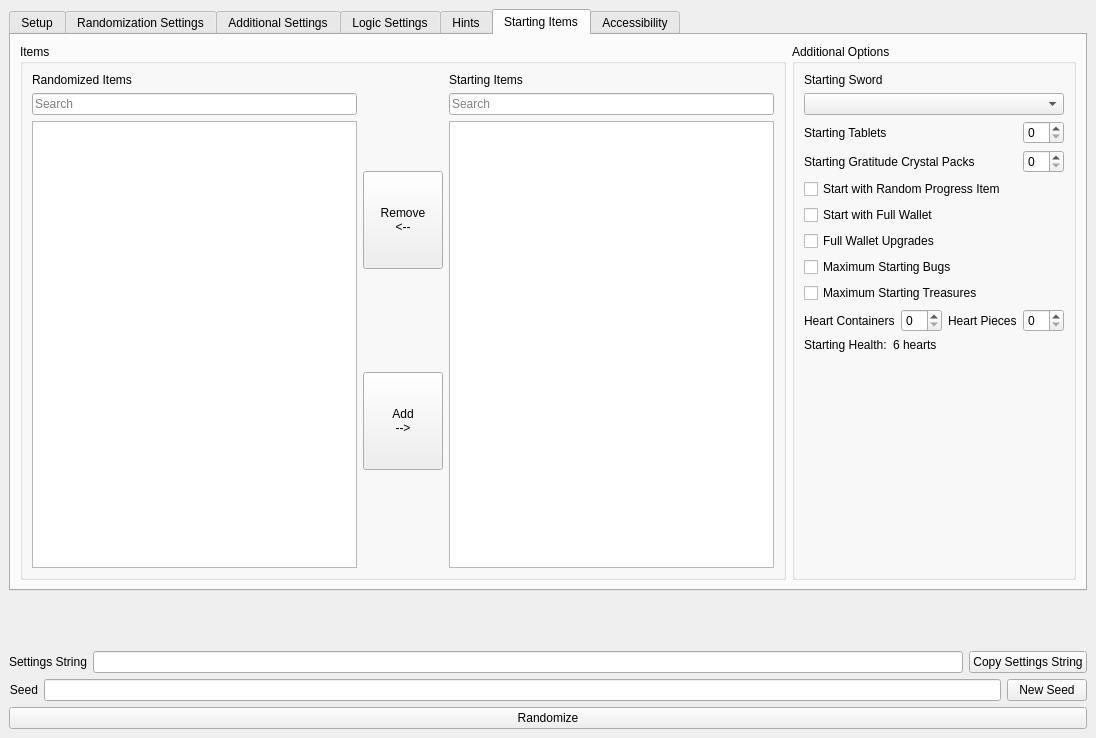
First picture: the form in gui/randogui.ui, repository ssrando/ssrando, before the edit.
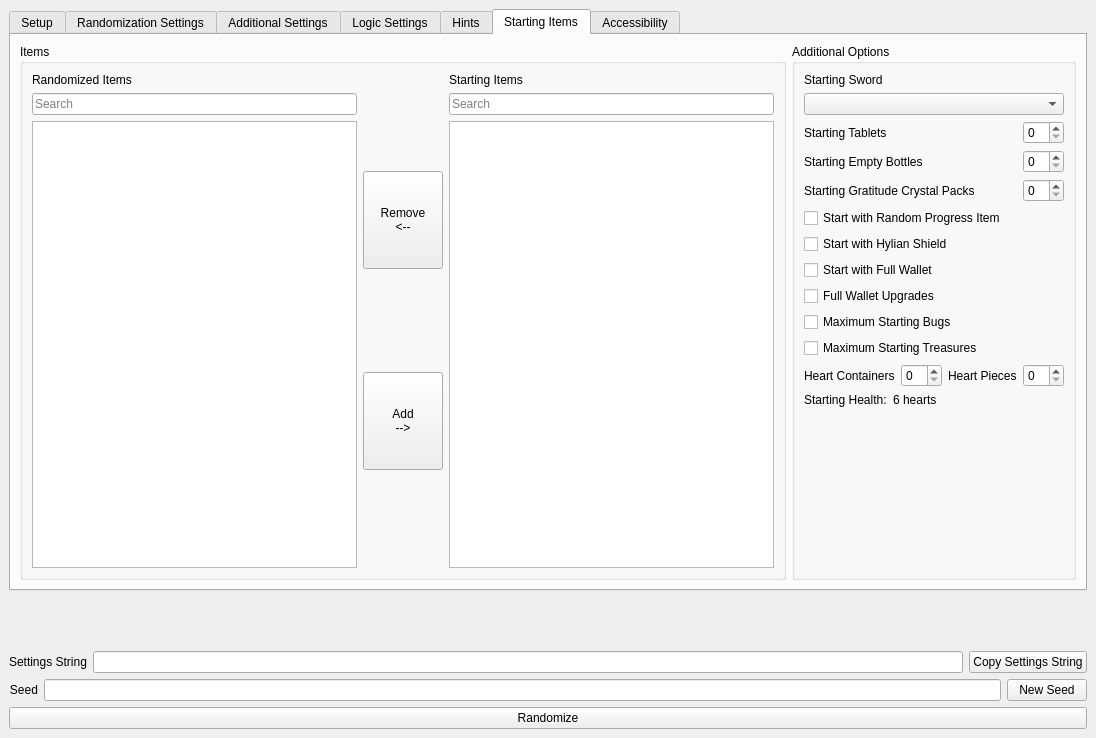
Second picture: the form after the edit.

Commit message: Add options for start Hylian Shield and  bottles

Diff of the .ui file:
```diff
--- a/gui/randogui.ui
+++ b/gui/randogui.ui
@@ -1948,6 +1948,27 @@
              </item>
             </layout>
            </item>
+           <item>
+            <layout class="QHBoxLayout" name="hlay_starting_bottles">
+             <item>
+              <widget class="QLabel" name="label_for_option_starting_bottles">
+               <property name="text">
+                <string>Starting Empty Bottles</string>
+               </property>
+              </widget>
+             </item>
+             <item>
+              <widget class="QSpinBox" name="option_starting_bottles">
+               <property name="sizePolicy">
+                <sizepolicy hsizetype="Maximum" vsizetype="Fixed">
+                 <horstretch>0</horstretch>
+                 <verstretch>0</verstretch>
+                </sizepolicy>
+               </property>
+              </widget>
+             </item>
+            </layout>
+           </item>
            <item>
             <layout class="QHBoxLayout" name="hlay_starting_crystal_packs">
              <item>
@@ -1982,6 +2003,13 @@
              </property>
             </widget>
            </item>
+           <item>
+            <widget class="QCheckBox" name="option_start_with_hylian_shield">
+             <property name="text">
+              <string>Start with Hylian Shield</string>
+             </property>
+            </widget>
+           </item>
            <item>
             <widget class="QCheckBox" name="option_full_starting_wallet">
              <property name="text">
@@ -2104,7 +2132,7 @@
              <property name="sizeHint" stdset="0">
               <size>
                <width>20</width>
-               <height>192</height>
+               <height>137</height>
               </size>
              </property>
             </spacer>
```
The commit also changes 10 other files.
